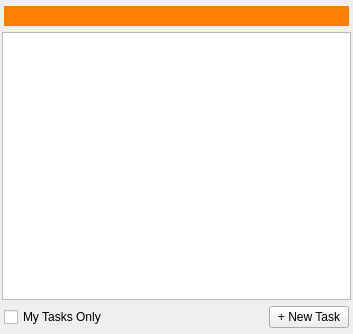
Before: the Qt Designer form resources/entity_tree_form.ui in shotgunsoftware/tk-multi-workfiles2, drawn with Qt 5.
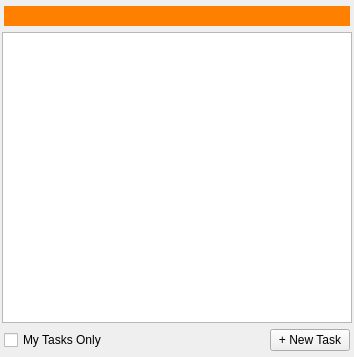
After: the same form once the commit is applied. Icons and pictures are not drawn. Custom widgets are drawn as their Qt base class.

Patch:
```diff
--- a/resources/entity_tree_form.ui
+++ b/resources/entity_tree_form.ui
@@ -6,8 +6,8 @@
    <rect>
     <x>0</x>
     <y>0</y>
-    <width>353</width>
-    <height>334</height>
+    <width>354</width>
+    <height>357</height>
    </rect>
   </property>
   <property name="windowTitle">
@@ -56,12 +56,35 @@
    </item>
    <item>
     <widget class="QTreeView" name="entity_tree">
+     <property name="styleSheet">
+      <string notr="true">QTreeView::item {
+padding: 2px;
+}
+
+QTreeView::branch:has-children:!has-siblings:closed,
+QTreeView::branch:closed:has-children:has-siblings  {
+        border-image: none;
+		image: url(:/tk-multi-workfiles/tree_arrow_collapsed.png);
+}
+ 
+QTreeView::branch:open:has-children:!has-siblings,
+QTreeView::branch:open:has-children:has-siblings   {
+        border-image: none;
+		image: url(:/tk-multi-workfiles/tree_arrow_expanded.png);
+}</string>
+     </property>
      <property name="editTriggers">
       <set>QAbstractItemView::NoEditTriggers</set>
      </property>
      <property name="showDropIndicator" stdset="0">
       <bool>false</bool>
      </property>
+     <property name="iconSize">
+      <size>
+       <width>20</width>
+       <height>20</height>
+      </size>
+     </property>
      <attribute name="headerVisible">
       <bool>false</bool>
      </attribute>
```
Left out of the diff: 4 changed lines with no effect on the pictures.
